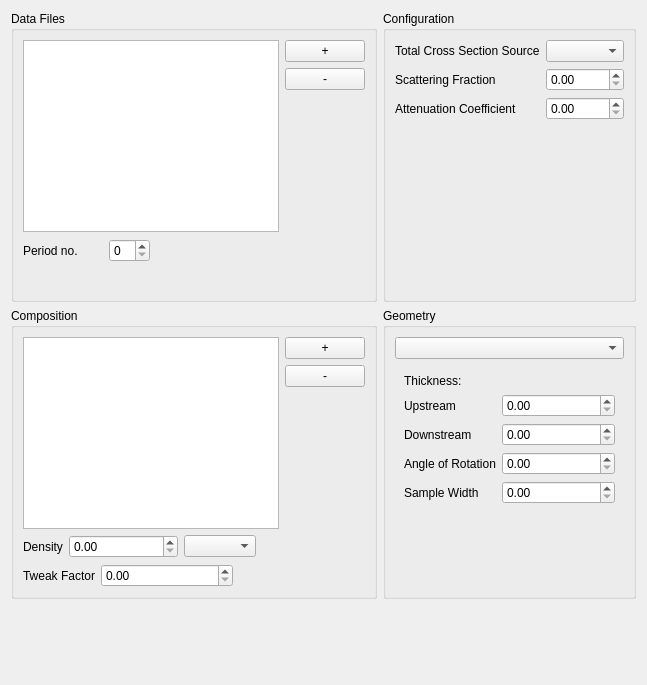
The window that src/gui/widgets/ui_files/containerWidget.ui (disorderedmaterials/GudPy) describes before a commit, drawn with Qt 5.
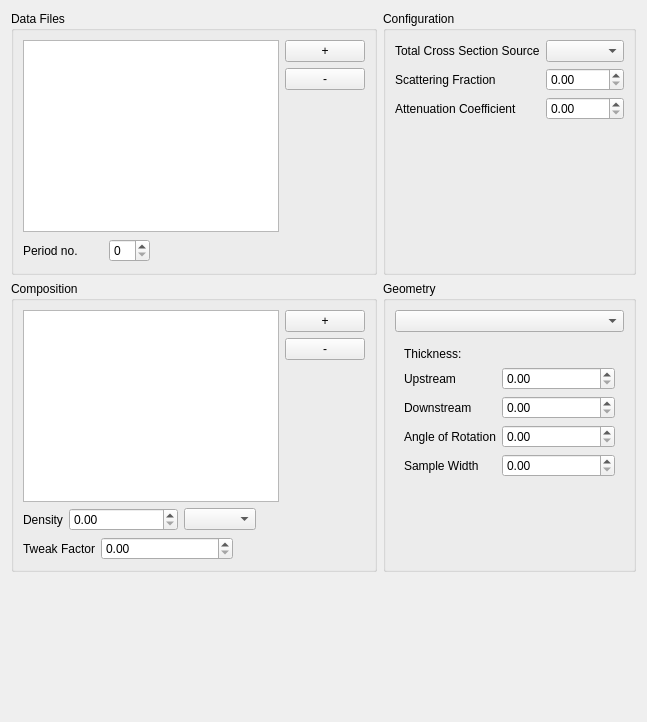
The same window after the commit. Custom widgets are drawn as their Qt base class.

Commit message: fix: remove unnecessary vertical spacers.

```diff
--- a/src/gui/widgets/ui_files/containerWidget.ui
+++ b/src/gui/widgets/ui_files/containerWidget.ui
@@ -7,7 +7,7 @@
     <x>0</x>
     <y>0</y>
     <width>647</width>
-    <height>685</height>
+    <height>722</height>
    </rect>
   </property>
   <property name="sizePolicy">
@@ -31,7 +31,7 @@
      <item>
       <widget class="QGroupBox" name="dataFilesGroupBox">
        <property name="sizePolicy">
-        <sizepolicy hsizetype="Expanding" vsizetype="Minimum">
+        <sizepolicy hsizetype="Expanding" vsizetype="Expanding">
          <horstretch>0</horstretch>
          <verstretch>0</verstretch>
         </sizepolicy>
@@ -158,19 +158,6 @@
           </item>
          </layout>
         </item>
-        <item>
-         <spacer name="verticalSpacer_4">
-          <property name="orientation">
-           <enum>Qt::Vertical</enum>
-          </property>
-          <property name="sizeHint" stdset="0">
-           <size>
-            <width>20</width>
-            <height>27</height>
-           </size>
-          </property>
-         </spacer>
-        </item>
        </layout>
       </widget>
      </item>
@@ -283,19 +270,6 @@
           </item>
          </layout>
         </item>
-        <item>
-         <spacer name="verticalSpacer_2">
-          <property name="orientation">
-           <enum>Qt::Vertical</enum>
-          </property>
-          <property name="sizeHint" stdset="0">
-           <size>
-            <width>20</width>
-            <height>170</height>
-           </size>
-          </property>
-         </spacer>
-        </item>
        </layout>
       </widget>
      </item>
@@ -743,7 +717,7 @@
     </spacer>
    </item>
   </layout>
-  <widget class="QWidget" name="">
+  <widget class="QWidget" name="layoutWidget">
    <property name="geometry">
     <rect>
      <x>0</x>
```
